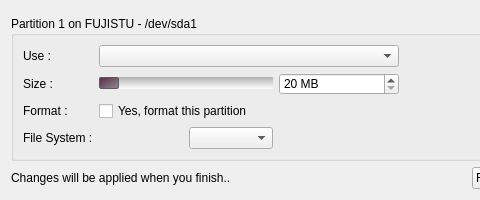
First picture: the form in yali4/gui/Ui/partedit.ui, repository dadas45li/yali, before the edit; both pictures show x 0 to 480 and y 0 to 200 of the 765 by 200 pixel window.
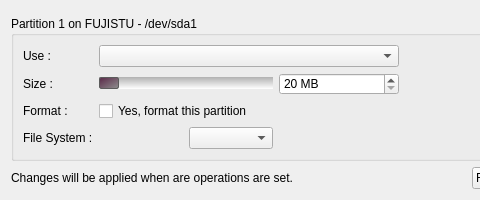
Second picture: the form after the edit.

```diff
--- a/yali4/gui/Ui/partedit.ui
+++ b/yali4/gui/Ui/partedit.ui
@@ -312,7 +312,7 @@
         <string notr="true"/>
        </property>
        <property name="text">
-        <string>Changes will be applied when you finish..</string>
+        <string>Changes will be applied when are operations are set.</string>
        </property>
       </widget>
      </item>
```
